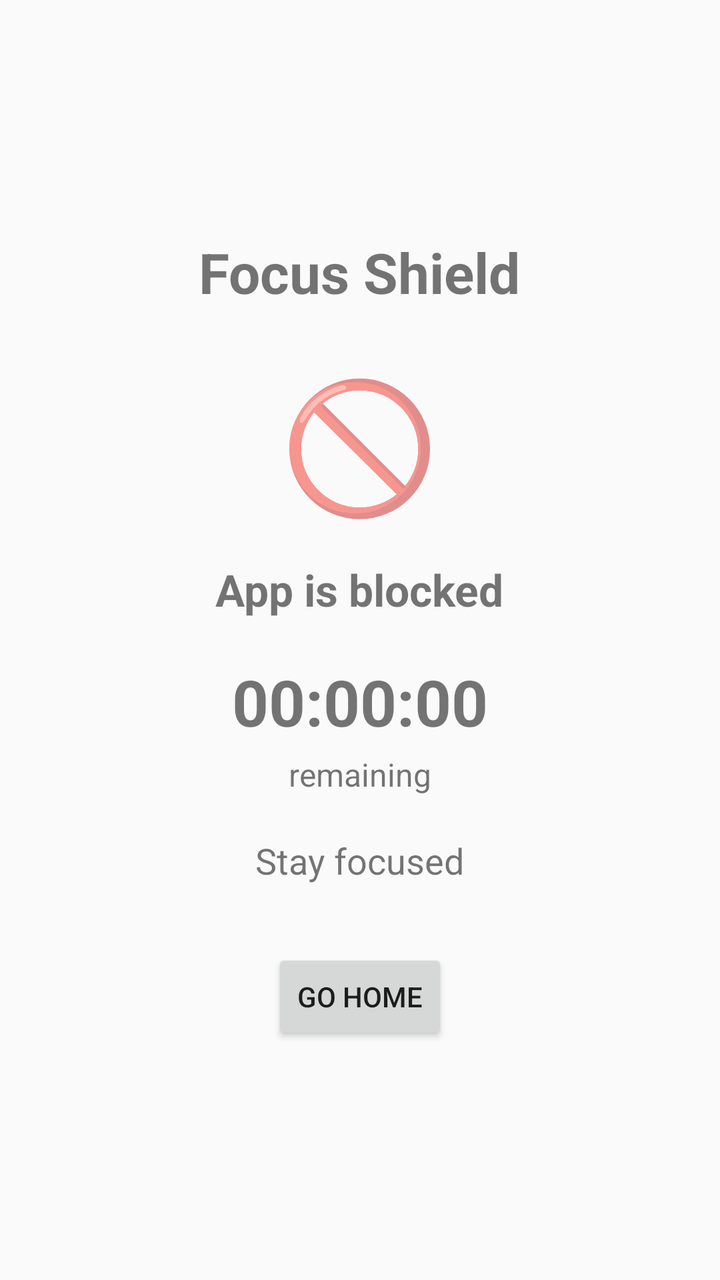
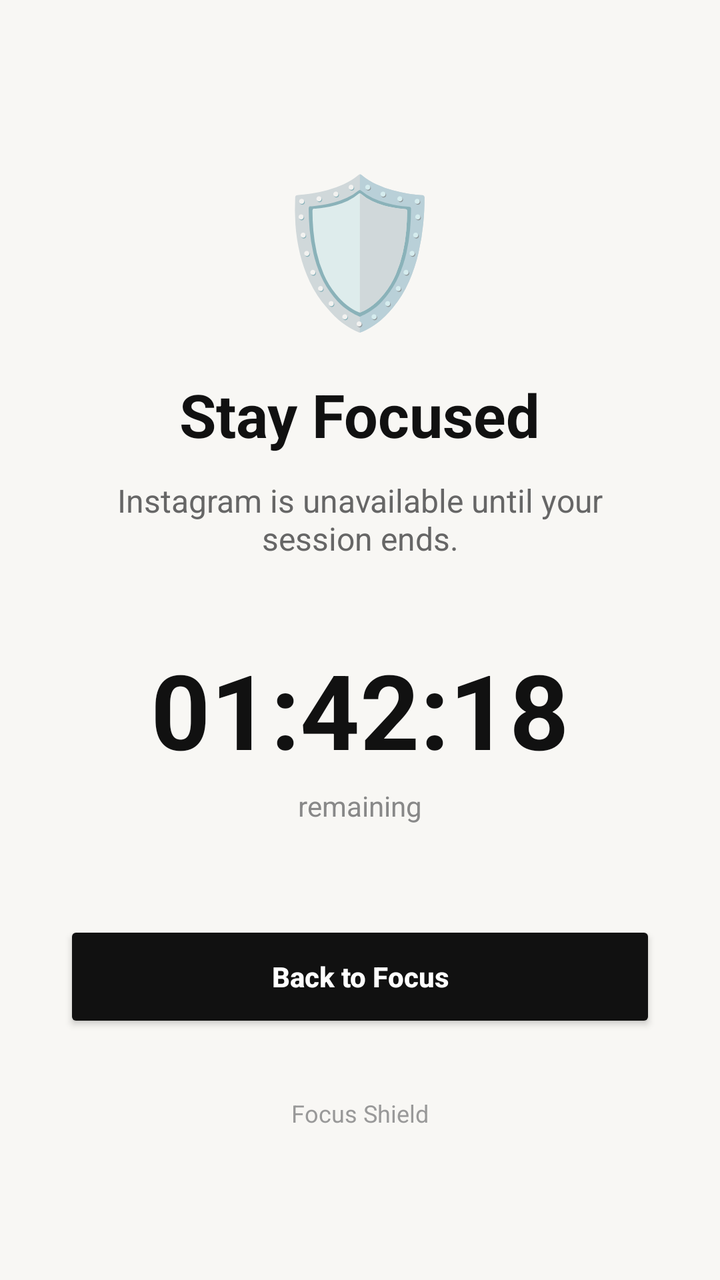

Screens rendered from an Android XML layout before and after an edit, with the pre-edit source and the edit as a unified diff.
<!-- AndroidManifest.xml: activity theme Theme.AppCompat.Light.NoActionBar -->
<!-- res/layout/activity_block.xml -->
<?xml version="1.0" encoding="utf-8"?>
<LinearLayout
    xmlns:android="http://schemas.android.com/apk/res/android"
    android:layout_width="match_parent"
    android:layout_height="match_parent"
    android:gravity="center"
    android:orientation="vertical"
    android:padding="24dp">

    <TextView
        android:layout_width="wrap_content"
        android:layout_height="wrap_content"
        android:text="Focus Shield"
        android:textSize="28sp"
        android:textStyle="bold"/>

    <TextView
        android:layout_width="wrap_content"
        android:layout_height="wrap_content"
        android:text="🚫"
        android:textSize="64sp"
        android:layout_marginTop="24dp"/>

    <TextView
        android:id="@+id/blockTitle"
        android:layout_width="wrap_content"
        android:layout_height="wrap_content"
        android:text="App is blocked"
        android:textSize="22sp"
        android:textStyle="bold"
        android:layout_marginTop="16dp"/>

    <TextView
        android:id="@+id/timerText"
        android:layout_width="wrap_content"
        android:layout_height="wrap_content"
        android:text="00:00:00"
        android:textSize="32sp"
        android:textStyle="bold"
        android:layout_marginTop="20dp"/>

    <TextView
        android:layout_width="wrap_content"
        android:layout_height="wrap_content"
        android:text="remaining"
        android:textSize="16sp"
        android:layout_marginTop="4dp"/>

    <TextView
        android:layout_width="wrap_content"
        android:layout_height="wrap_content"
        android:text="Stay focused"
        android:textSize="18sp"
        android:layout_marginTop="20dp"/>

    <Button
        android:id="@+id/goBackButton"
        android:layout_width="wrap_content"
        android:layout_height="wrap_content"
        android:text="Go Home"
        android:layout_marginTop="32dp"/>

</LinearLayout>
<!-- resources referenced by this layout -->
<resources>

</resources>

<!-- the commit's change to res/layout/activity_block.xml (unified diff, before → after) -->
@@ -3,61 +3,74 @@
     xmlns:android="http://schemas.android.com/apk/res/android"
     android:layout_width="match_parent"
     android:layout_height="match_parent"
+    android:orientation="vertical"
     android:gravity="center"
-    android:orientation="vertical"
-    android:padding="24dp">
+    android:background="#F8F7F4"
+    android:padding="32dp">
+
+    <TextView
+        android:id="@+id/shieldIcon"
+        android:layout_width="wrap_content"
+        android:layout_height="wrap_content"
+        android:text="🛡"
+        android:textSize="72sp" />
+
+    <TextView
+        android:id="@+id/focusTitle"
+        android:layout_width="wrap_content"
+        android:layout_height="wrap_content"
+        android:text="Stay Focused"
+        android:textSize="30sp"
+        android:textStyle="bold"
+        android:textColor="#111111"
+        android:layout_marginTop="16dp" />
+
+    <TextView
+        android:id="@+id/blockTitle"
+        android:layout_width="wrap_content"
+        android:layout_height="wrap_content"
+        android:text="Instagram is unavailable until your session ends."
+        android:textSize="16sp"
+        android:textColor="#666666"
+        android:gravity="center"
+        android:layout_marginTop="12dp" />
+
+    <TextView
+        android:id="@+id/timerText"
+        android:layout_width="wrap_content"
+        android:layout_height="wrap_content"
+        android:text="01:42:18"
+        android:textSize="52sp"
+        android:textStyle="bold"
+        android:textColor="#111111"
+        android:layout_marginTop="40dp" />
+
+    <TextView
+        android:id="@+id/remainingText"
+        android:layout_width="wrap_content"
+        android:layout_height="wrap_content"
+        android:text="remaining"
+        android:textSize="14sp"
+        android:textColor="#888888"
+        android:layout_marginTop="4dp" />
+
+    <Button
+        android:id="@+id/goBackButton"
+        android:layout_width="match_parent"
+        android:layout_height="56dp"
+        android:text="Back to Focus"
+        android:textAllCaps="false"
+        android:textStyle="bold"
+        android:layout_marginTop="48dp"
+        android:backgroundTint="#111111"
+        android:textColor="#FFFFFF" />
 
     <TextView
         android:layout_width="wrap_content"
         android:layout_height="wrap_content"
         android:text="Focus Shield"
-        android:textSize="28sp"
-        android:textStyle="bold"/>
-
-    <TextView
-        android:layout_width="wrap_content"
-        android:layout_height="wrap_content"
-        android:text="🚫"
-        android:textSize="64sp"
-        android:layout_marginTop="24dp"/>
-
-    <TextView
-        android:id="@+id/blockTitle"
-        android:layout_width="wrap_content"
-        android:layout_height="wrap_content"
-        android:text="App is blocked"
-        android:textSize="22sp"
-        android:textStyle="bold"
-        android:layout_marginTop="16dp"/>
-
-    <TextView
-        android:id="@+id/timerText"
-        android:layout_width="wrap_content"
-        android:layout_height="wrap_content"
-        android:text="00:00:00"
-        android:textSize="32sp"
-        android:textStyle="bold"
-        android:layout_marginTop="20dp"/>
-
-    <TextView
-        android:layout_width="wrap_content"
-        android:layout_height="wrap_content"
-        android:text="remaining"
-        android:textSize="16sp"
-        android:layout_marginTop="4dp"/>
-
-    <TextView
-        android:layout_width="wrap_content"
-        android:layout_height="wrap_content"
-        android:text="Stay focused"
-        android:textSize="18sp"
-        android:layout_marginTop="20dp"/>
-
-    <Button
-        android:id="@+id/goBackButton"
-        android:layout_width="wrap_content"
-        android:layout_height="wrap_content"
-        android:text="Go Home"
-        android:layout_marginTop="32dp"/>
+        android:textSize="12sp"
+        android:textColor="#999999"
+        android:layout_marginTop="32dp" />
 
 </LinearLayout>
